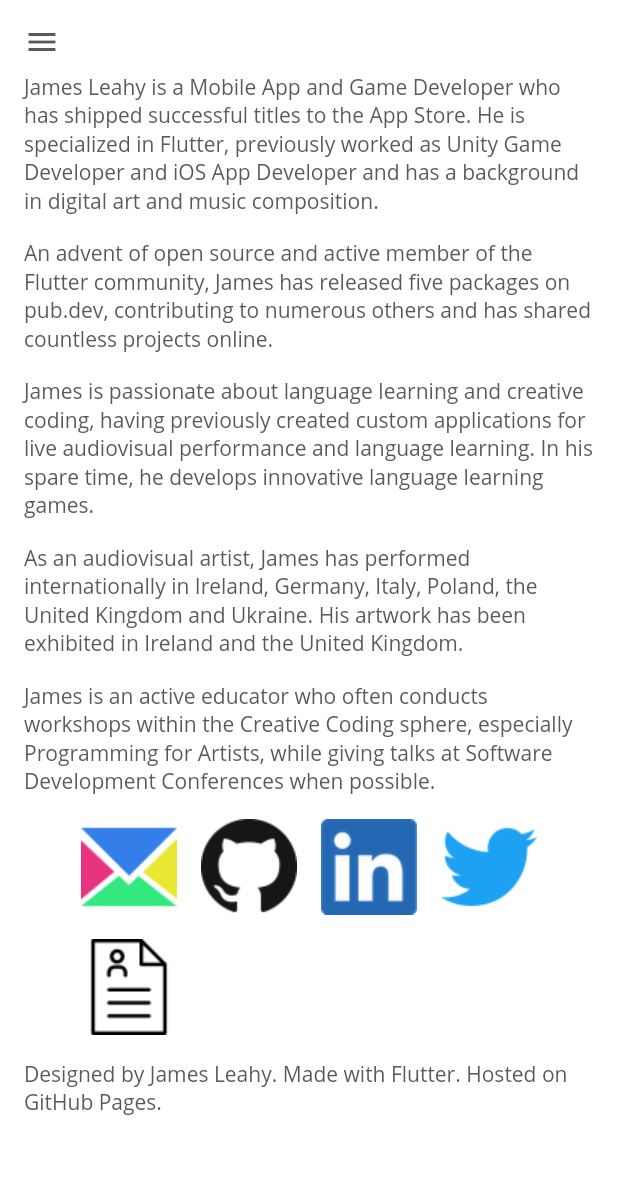
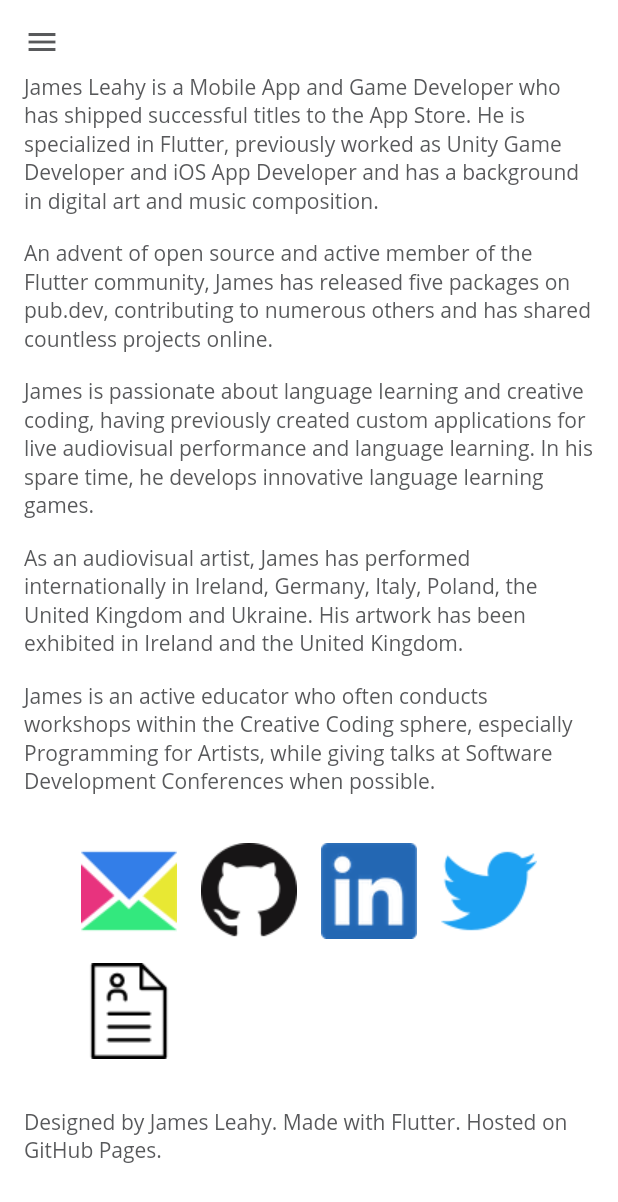
Before and after one commit to defuncart/defuncart.github.io, a Flutter app: the AboutScreen widget shown alone on an empty page, opened directly, on a phone screen of 412 x 824 dp. Shown: the top 1202 px of the screen. Run offline on Flutter 3.47's test engine with Material 2 defaults, Android fonts, the phone set to English and light mode, and no system bars; our stand-ins replace flutter_html; missing offline and left inert: dart:html, markdown.

Commit message:
Update about.

```diff
--- a/lib/widgets/screens/about/about_screen.dart
+++ b/lib/widgets/screens/about/about_screen.dart
@@ -15,6 +15,7 @@ class AboutScreen extends StatelessWidget {
   Widget build(BuildContext context) {
     return Webpage(
       content: Column(
+        crossAxisAlignment: CrossAxisAlignment.start,
         children: [
           Text(WebsiteContent.about.content1),
           SizedBox(height: 16.0),
@@ -25,8 +26,9 @@ class AboutScreen extends StatelessWidget {
           Text(WebsiteContent.about.content4),
           SizedBox(height: 16.0),
           Text(WebsiteContent.about.content5),
-          SizedBox(height: 16.0),
-          Wrap(
+          SizedBox(height: 32.0),
+          Center(
+            child: Wrap(
               spacing: 16.0,
               runSpacing: 16.0,
               children: [
@@ -45,8 +47,11 @@ class AboutScreen extends StatelessWidget {
                 ),
               ],
             ),
-          SizedBox(height: 16.0),
-          Text(WebsiteContent.about.footer),
+          ),
+          SizedBox(height: 32.0),
+          Center(
+            child: Text(WebsiteContent.about.footer),
+          ),
         ],
       ),
     );
```
Lines whose indentation alone changed are shown as unchanged.
